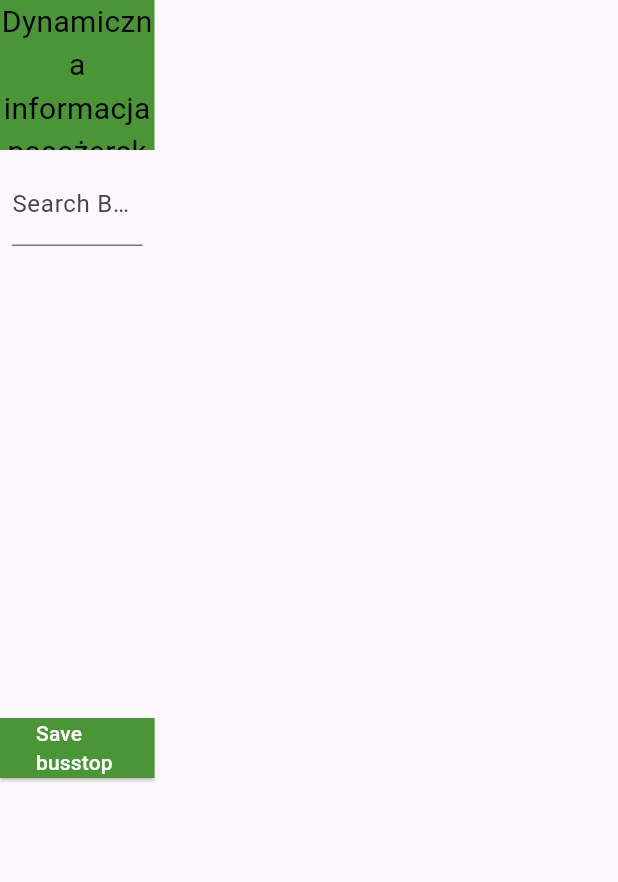
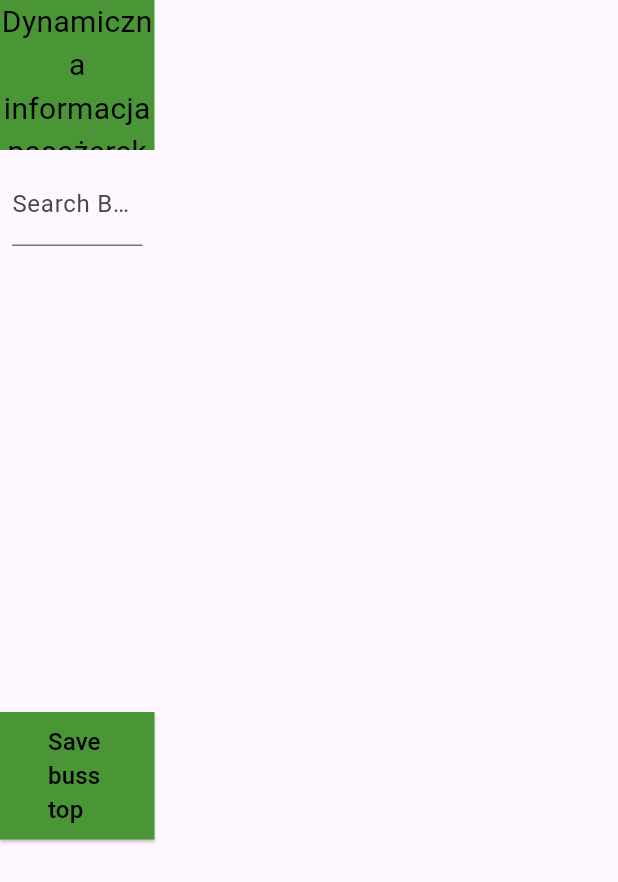
Before and after one commit to mrkuba1/WarsawTransApp, a Flutter app: the screen it shows after launch, on a phone screen of 412 x 824 dp. Shown: the top 882 px of the screen. Run offline on Flutter 3.47's test engine with Material 3 defaults, Android fonts, the phone set to English and light mode, and no system bars; drawn by our look-alikes of flutter_typeahead; our stand-ins replace responsive_builder.

Commit message:
przycisk na zapis zrobiony

```diff
--- a/warsawtransapp/lib/data/timetables/models/busroute.dart
+++ b/warsawtransapp/lib/data/timetables/models/busroute.dart
@@ -132,8 +132,4 @@ class BusRoute {
     }
     return busRoutes_sorted;
   }
-<<<<<<< HEAD
 }
-=======
-}
->>>>>>> 083300baeb55d78f630aac477978b8a108f22af6
--- a/warsawtransapp/lib/pages/home.dart
+++ b/warsawtransapp/lib/pages/home.dart
@@ -181,9 +181,10 @@ class _HomeState extends State<Home> {
                   height: 300,
                   child: Column(
                     mainAxisAlignment: MainAxisAlignment.spaceEvenly,
+                    crossAxisAlignment: CrossAxisAlignment.center,
                     children: [
                       Container(
-                          width: 200,
+                        width: 300,
                         child: ElevatedButton(
                           onPressed: () {
                             _addSelectedBusStop(selectedBusStop!);
@@ -191,27 +192,36 @@ class _HomeState extends State<Home> {
                           style: ButtonStyle(
                             shape: MaterialStateProperty.all<OutlinedBorder>(
                               const RoundedRectangleBorder(
-                                  borderRadius: BorderRadius
-                                      .zero, // Brak zaokrąglenia rogów
+                                borderRadius: BorderRadius.zero,
                               ),
                             ),
                             backgroundColor: MaterialStateProperty.all<Color>(
                               AppColors.secondary,
                             ),
                           ),
-                            child: const Text(
+                          child: const Padding(
+                            padding:
+                                EdgeInsets.all(8.0), // Add padding/margins here
+                            child: Text(
                               "Save busstop",
-                              style: TextStyle(color: Colors.white),
+                              textAlign: TextAlign.left,
+                              style:
+                                  TextStyle(color: Colors.black, fontSize: 16),
                             ),
                           ),
                         ),
+                      ),
+                      SizedBox(
+                        height: 10,
+                      ),
                       _buildDataList(),
-                      ]),
+                    ],
+                  ),
                 ),
                 SizedBox(
                   width: MediaQuery.of(context).size.width / (4 / 3),
                   height: 10,
-                  //puste bo to rzad z wyszukiwarka
+                  // Empty because it's a row with a search bar
                 ),
               ],
             ),
```
Lines whose indentation alone changed are shown as unchanged.
